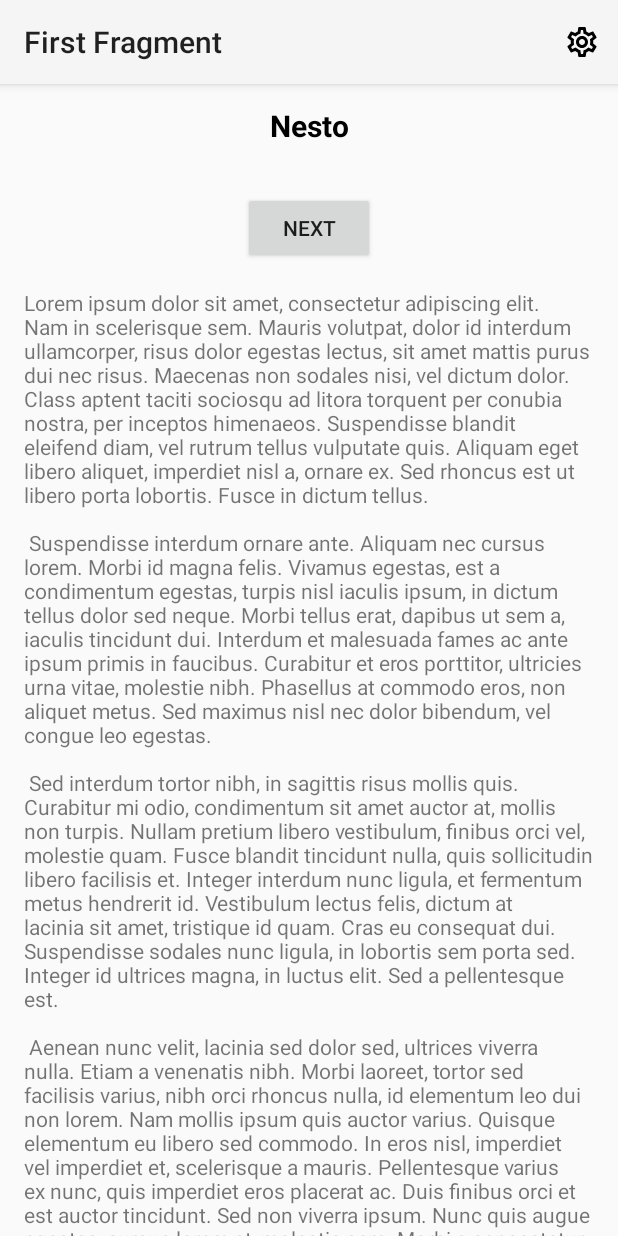
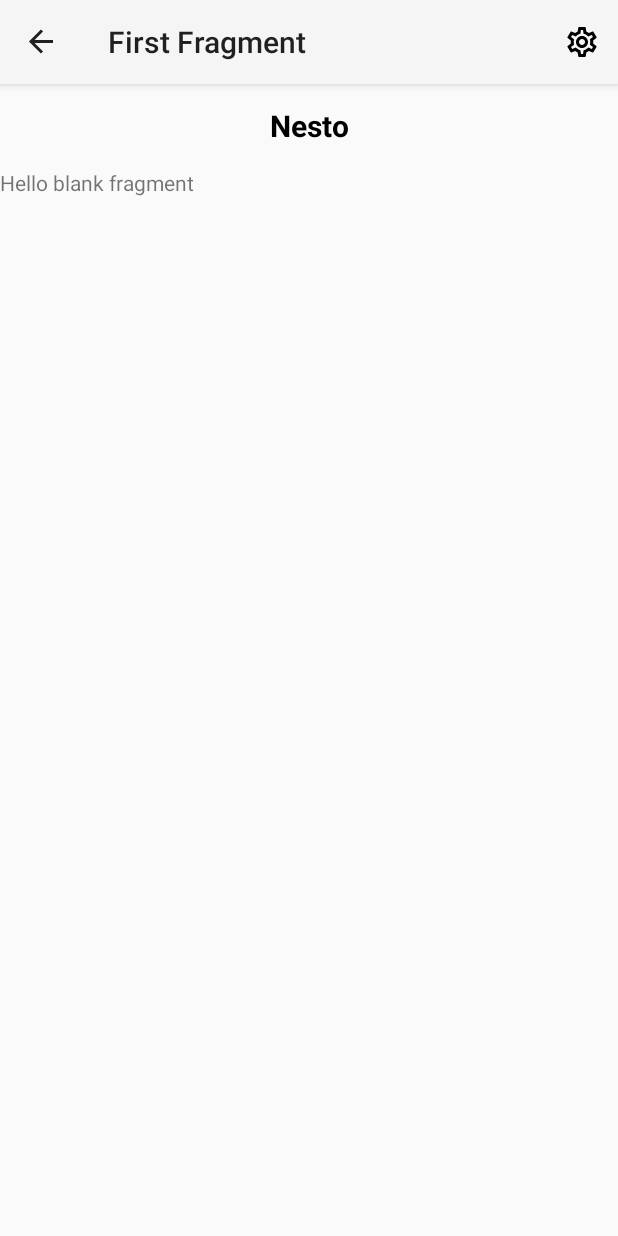
Before and after one commit to MilosVulic/Ski-Jahorina, an Android app: the screen it shows after launch (MainActivity2), after a tap on "Settings", on a phone screen of 412 x 824 dp. Run offline under Robolectric (Android 15) with nearby library versions, the phone set to English and light mode, and no system bars; our stand-ins replace navigation-ui.

Commit message:
Connected settings screen with main activity

```diff
--- /dev/null
+++ b/app/src/main/java/com/example/skiserbia/features/SettingsFragment.kt
@@ -0,0 +1,60 @@
+package com.example.skiserbia.features
+
+import android.os.Bundle
+import androidx.fragment.app.Fragment
+import android.view.LayoutInflater
+import android.view.View
+import android.view.ViewGroup
+import com.example.skiserbia.R
+
+// TODO: Rename parameter arguments, choose names that match
+// the fragment initialization parameters, e.g. ARG_ITEM_NUMBER
+private const val ARG_PARAM1 = "param1"
+private const val ARG_PARAM2 = "param2"
+
+/**
+ * A simple [Fragment] subclass.
+ * Use the [SettingsFragment.newInstance] factory method to
+ * create an instance of this fragment.
+ */
+class SettingsFragment : Fragment() {
+    // TODO: Rename and change types of parameters
+    private var param1: String? = null
+    private var param2: String? = null
+
+    override fun onCreate(savedInstanceState: Bundle?) {
+        super.onCreate(savedInstanceState)
+        arguments?.let {
+            param1 = it.getString(ARG_PARAM1)
+            param2 = it.getString(ARG_PARAM2)
+        }
+    }
+
+    override fun onCreateView(
+        inflater: LayoutInflater, container: ViewGroup?,
+        savedInstanceState: Bundle?
+    ): View? {
+        // Inflate the layout for this fragment
+        return inflater.inflate(R.layout.fragment_settings, container, false)
+    }
+
+    companion object {
+        /**
+         * Use this factory method to create a new instance of
+         * this fragment using the provided parameters.
+         *
+         * @param param1 Parameter 1.
+         * @param param2 Parameter 2.
+         * @return A new instance of fragment SettingsFragment.
+         */
+        // TODO: Rename and change types and number of parameters
+        @JvmStatic
+        fun newInstance(param1: String, param2: String) =
+            SettingsFragment().apply {
+                arguments = Bundle().apply {
+                    putString(ARG_PARAM1, param1)
+                    putString(ARG_PARAM2, param2)
+                }
+            }
+    }
+}
--- a/app/src/main/java/com/example/skiserbia/main/MainActivity2.kt
+++ b/app/src/main/java/com/example/skiserbia/main/MainActivity2.kt
@@ -9,17 +9,27 @@ import androidx.core.view.MenuHost
 import androidx.core.view.MenuProvider
 import androidx.core.view.WindowCompat
 import androidx.lifecycle.Lifecycle
+import androidx.navigation.NavController
+import androidx.navigation.Navigation
 import androidx.navigation.findNavController
 import androidx.navigation.ui.AppBarConfiguration
 import androidx.navigation.ui.navigateUp
 import androidx.navigation.ui.setupActionBarWithNavController
 import com.example.skiserbia.R
 import com.example.skiserbia.databinding.ActivityMainBinding
+import com.example.skiserbia.NavigationGraphDirections
 
 class MainActivity2 : AppCompatActivity() , MenuProvider {
 
     private lateinit var appBarConfiguration: AppBarConfiguration
     private lateinit var binding: ActivityMainBinding
+
+    private val navController: NavController by lazy {
+        Navigation.findNavController(
+            this,
+            R.id.nav_host_fragment_content_main
+        )
+    }
 
     override fun onCreate(savedInstanceState: Bundle?) {
         WindowCompat.setDecorFitsSystemWindows(window, false)
@@ -48,9 +58,8 @@ class MainActivity2 : AppCompatActivity() , MenuProvider {
 
     override fun onMenuItemSelected(menuItem: MenuItem): Boolean {
         when (menuItem.itemId) {
-            R.id.action_settings -> true
+            R.id.action_settings -> navController.navigate(NavigationGraphDirections.actionGlobalSettingsFragment())
         }
-        // findNavController().navigate(NavigationGraphDirections.actionGlobalPremiumFragment())
         return false
     }
 }
--- a/app/src/main/res/layout/content_main.xml
+++ b/app/src/main/res/layout/content_main.xml
@@ -37,5 +37,5 @@
         app:layout_constraintEnd_toEndOf="parent"
         app:layout_constraintStart_toStartOf="parent"
         app:layout_constraintTop_toBottomOf="@+id/toolbar"
-        app:navGraph="@navigation/nav_graph" />
+        app:navGraph="@navigation/navigation_graph" />
 </androidx.constraintlayout.widget.ConstraintLayout>
--- /dev/null
+++ b/app/src/main/res/layout/fragment_settings.xml
@@ -0,0 +1,14 @@
+<?xml version="1.0" encoding="utf-8"?>
+<FrameLayout xmlns:android="http://schemas.android.com/apk/res/android"
+    xmlns:tools="http://schemas.android.com/tools"
+    android:layout_width="match_parent"
+    android:layout_height="match_parent"
+    tools:context=".features.SettingsFragment">
+
+    <!-- TODO: Update blank fragment layout -->
+    <TextView
+        android:layout_width="match_parent"
+        android:layout_height="match_parent"
+        android:text="@string/hello_blank_fragment" />
+
+</FrameLayout>
--- a/app/src/main/res/navigation/nav_graph.xml
+++ b/app/src/main/res/navigation/navigation_graph.xml
@@ -2,7 +2,7 @@
 <navigation xmlns:android="http://schemas.android.com/apk/res/android"
     xmlns:app="http://schemas.android.com/apk/res-auto"
     xmlns:tools="http://schemas.android.com/tools"
-    android:id="@+id/nav_graph"
+    android:id="@+id/navigation_graph"
     app:startDestination="@id/FirstFragment">
 
     <fragment
@@ -25,4 +25,18 @@
             android:id="@+id/action_SecondFragment_to_FirstFragment"
             app:destination="@id/FirstFragment" />
     </fragment>
+
+    <fragment
+        android:id="@+id/settingsFragment"
+        android:name="com.example.skiserbia.features.SettingsFragment" />
+
+    <action
+        android:id="@+id/action_global_settingsFragment"
+        app:destination="@id/settingsFragment"
+        app:enterAnim="@anim/nav_default_enter_anim"
+        app:exitAnim="@anim/nav_default_exit_anim"
+        app:popEnterAnim="@anim/nav_default_pop_enter_anim"
+        app:popExitAnim="@anim/nav_default_pop_exit_anim"
+        app:popUpTo="@id/FirstFragment"
+        app:popUpToInclusive="false" />
 </navigation>
--- a/app/src/main/res/values/strings.xml
+++ b/app/src/main/res/values/strings.xml
@@ -44,4 +44,6 @@
         vestibulum. Fusce dictum libero quis erat maximus, vitae volutpat diam dignissim.
     </string>
     <string name="settings">Settings</string>
+    <!-- TODO: Remove or change this placeholder text -->
+    <string name="hello_blank_fragment">Hello blank fragment</string>
 </resources>
--- a/build.gradle
+++ b/build.gradle
@@ -1,4 +1,10 @@
 // Top-level build file where you can add configuration options common to all sub-projects/modules.
+buildscript {
+    dependencies {
+        classpath 'androidx.navigation:navigation-safe-args-gradle-plugin:2.7.2'
+    }
+}
+
 plugins {
     id 'com.android.application' version '8.0.2' apply false
     id 'com.android.library' version '8.0.2' apply false
```
Also changed, not shown: app/build.gradle (+10 -9 lines).
